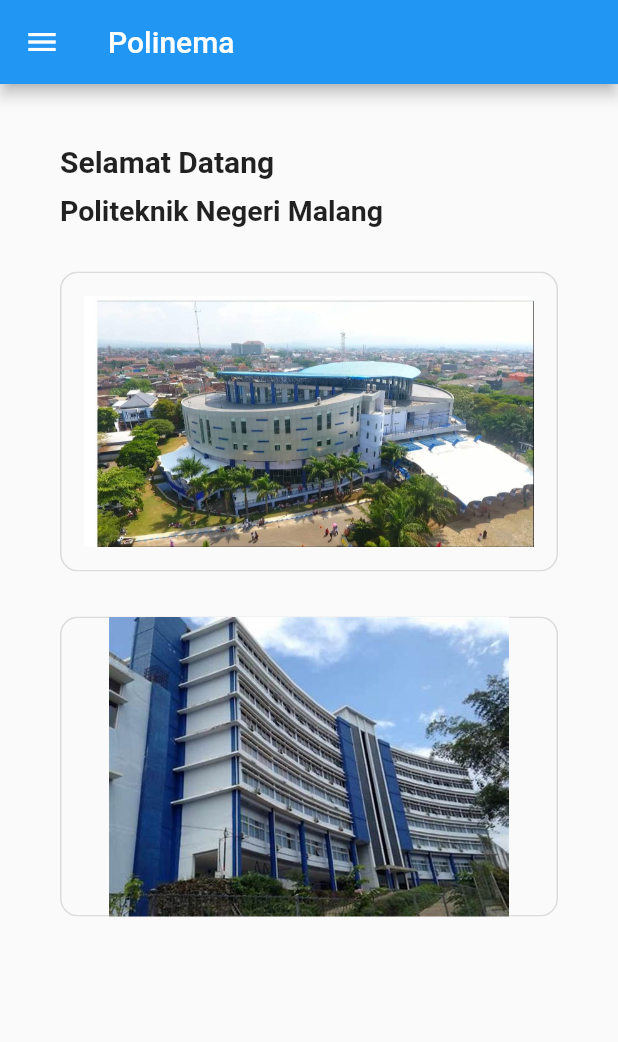
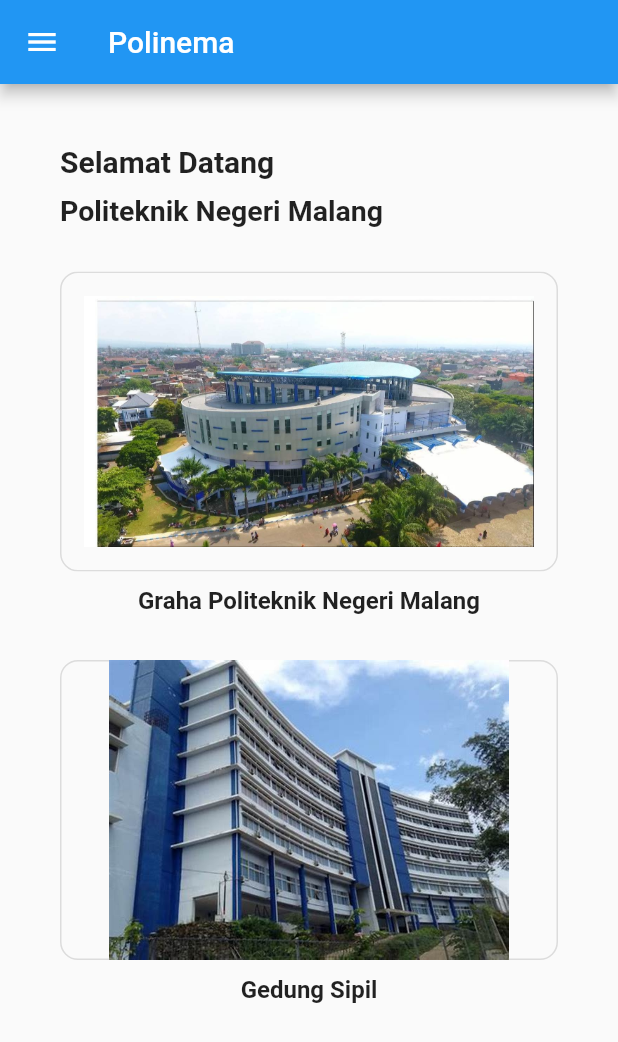
Before and after one commit to dellajannata/flutter_mobile_uas2, a Flutter app: the screen it shows after launch, on a phone screen of 412 x 824 dp. Shown: the top 1042 px of the screen. Run offline on Flutter 3.47's test engine with Material 2 defaults, Android fonts, the phone set to English and light mode, and no system bars; our stand-ins replace sqflite; accounts and stored records are empty.

Commit message:
Update Text

```diff
--- a/lib/page/beranda.dart
+++ b/lib/page/beranda.dart
@@ -110,6 +110,17 @@
                         ),
                       )),
                       const SizedBox(
+                        height: 10,
+                      ),
+                      Row(
+                        mainAxisAlignment: MainAxisAlignment.center,
+                        children: [
+                          Text("Graha Politeknik Negeri Malang",
+                              style: TextStyle(
+                                  fontSize: 16, fontWeight: FontWeight.bold)),
+                        ],
+                      ),
+                      const SizedBox(
                         height: 30,
                       ),
                       ClipRRect(
@@ -129,6 +140,17 @@
                         ),
                       )),
                       const SizedBox(
+                        height: 10,
+                      ),
+                      Row(
+                        mainAxisAlignment: MainAxisAlignment.center,
+                        children: [
+                          Text("Gedung Sipil",
+                              style: TextStyle(
+                                  fontSize: 16, fontWeight: FontWeight.bold)),
+                        ],
+                      ),
+                      const SizedBox(
                         height: 30,
                       ),
                     ],
```
